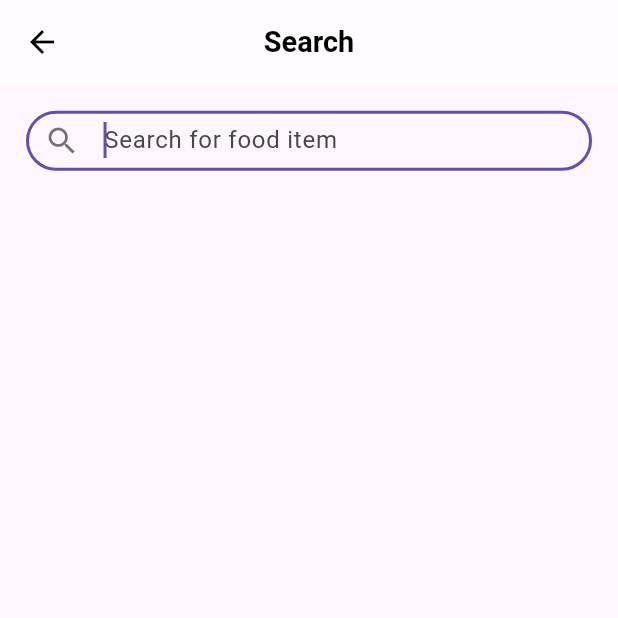
After one commit to Rijankunwar3691/OrderMangementDemo, a Flutter app: the MenuSearchPage screen opened by its route, on a phone screen of 412 x 824 dp, the top half of it. The commit adds this screen. Run offline on Flutter 3.47's test engine with Material 3 defaults, Android fonts, the phone set to English and light mode, and no system bars; our stand-ins replace flutter_riverpod, flutter_screenutil, sqflite; accounts and stored records are empty.

Commit message:
search functionality add

```diff
--- a/lib/core/resources/routes_manager.dart
+++ b/lib/core/resources/routes_manager.dart
@@ -4,13 +4,16 @@ import 'package:hoteldemo/features/bottom%20navbar/bottom_navbar.dart';
 import 'package:hoteldemo/features/home/presentation/screens/home_page.dart';
 import 'package:hoteldemo/features/menu/presentation/screens/select_order_page.dart';
 import 'package:hoteldemo/features/orders/presentation/screens/order_summary_page.dart';
+import 'package:hoteldemo/features/search/presentation/screens/menu_search_page.dart';
+import 'package:hoteldemo/features/search/presentation/screens/table_search_page.dart';
 import 'package:hoteldemo/features/table%20status/presentation/screens/table_detail_page.dart';
 
 class AppRoutes {
   static const String homeRoute = '/home';
   static const String loginRoute = '/login';
   static const String tableDetailRoute = '/tableDetail';
-
+  static const String tablesearchRoute = '/tableSearch';
+  static const String menusearchRoute = '/menuSearch';
 
   static const String mainPage = '/mainPage';
 
@@ -47,9 +50,17 @@ class RoutesGenerator {
         return MaterialPageRoute(
           builder: (context) => const LoginPage(),
         );
-         case AppRoutes.tableDetailRoute:
+      case AppRoutes.tableDetailRoute:
         return MaterialPageRoute(
           builder: (context) => const TableDetailPage(),
+        );
+      case AppRoutes.tablesearchRoute:
+        return MaterialPageRoute(
+          builder: (_) => const TableSearchPage(),
+        );
+      case AppRoutes.menusearchRoute:
+        return MaterialPageRoute(
+          builder: (_) => const MenuSearchPage(),
         );
 
       default:
--- a/lib/core/widgets/text_field.dart
+++ b/lib/core/widgets/text_field.dart
@@ -5,15 +5,23 @@ class BuildTextFormField extends StatelessWidget {
   final String hintText;
   final double radius;
   final String? labelText;
+  final bool enabled;
+  final void Function(String)? onChanged;
+
   const BuildTextFormField(
       {super.key,
       required this.hintText,
       required this.radius,
-      this.labelText});
+      this.labelText,
+      required this.enabled,
+      this.onChanged});
 
   @override
   Widget build(BuildContext context) {
     return TextFormField(
+      autofocus: true,
+      onChanged: onChanged,
+      enabled: enabled,
       decoration: InputDecoration(
           prefixIcon: const Icon(
             Icons.search,
--- /dev/null
+++ b/lib/features/search/presentation/provider/search_result_provider.dart
@@ -0,0 +1,8 @@
+import 'package:flutter_riverpod/flutter_riverpod.dart';
+import 'package:hoteldemo/features/search/presentation/provider/state/search_notifier.dart';
+import 'package:hoteldemo/features/search/presentation/provider/state/search_state.dart';
+
+final searchResultProvider =
+    StateNotifierProvider<SearchNotifier, SearchState>((ref) {
+  return SearchNotifier();
+});
--- /dev/null
+++ b/lib/features/search/presentation/screens/menu_search_page.dart
@@ -0,0 +1,56 @@
+import 'package:flutter/material.dart';
+import 'package:flutter_riverpod/flutter_riverpod.dart';
+import 'package:flutter_screenutil/flutter_screenutil.dart';
+import 'package:hoteldemo/core/export.dart';
+import 'package:hoteldemo/features/menu/presentation/provider/menu_list_provider.dart';
+import 'package:hoteldemo/features/menu/presentation/widgets/menu_list_widget.dart';
+import 'package:hoteldemo/features/search/presentation/provider/search_result_provider.dart';
+
+class MenuSearchPage extends ConsumerStatefulWidget {
+  const MenuSearchPage({super.key});
+
+  @override
+  ConsumerState<ConsumerStatefulWidget> createState() => _MenuSearchPageState();
+}
+
+class _MenuSearchPageState extends ConsumerState<MenuSearchPage> {
+  @override
+  Widget build(BuildContext context) {
+    final searchState = ref.watch(searchResultProvider);
+    final searchResult = searchState.itemSearchResult;
+    final menuState = ref.watch(menuListProvider);
+    final itemList = menuState.menuList;
+    return Scaffold(
+      appBar: AppBarWidget.appBar(title: 'Search'),
+      body: Padding(
+        padding: EdgeInsets.symmetric(horizontal: 18.w, vertical: 20.h),
+        child: Column(
+          children: [
+            SizedBox(
+                height: 45.h,
+                child: BuildTextFormField(
+                  enabled: true,
+                  hintText: 'Search for food item',
+                  radius: 30.r,
+                  onChanged: (p0) {
+                    ref
+                        .read(searchResultProvider.notifier)
+                        .filterItemSearch(p0, itemList);
+                  },
+                )),
+            SizedBox(
+              height: 15.h,
+            ),
+            Expanded(
+                child: ListView.builder(
+                    shrinkWrap: true,
+                    itemCount: searchResult.length,
+                    itemBuilder: (context, index) {
+                      return MenuListWidget(items: searchResult[index]);
+                    }))
+          ],
+        ),
+      ),
+    );
+  }
+}
```
Also changed, not shown: lib/features/home/presentation/screens/home_page.dart (+16 -9 lines), lib/features/menu/presentation/screens/select_order_page.dart (+11 -4 lines), lib/features/search/presentation/provider/state/search_notifier.dart (added, +29 -0 lines), lib/features/search/presentation/provider/state/search_state.dart (added, +18 -0 lines), lib/features/search/presentation/screens/table_search_page.dart (added, +162 -0 lines), lib/features/table status/presentation/screens/table_detail_page.dart (+16 -1 lines).
